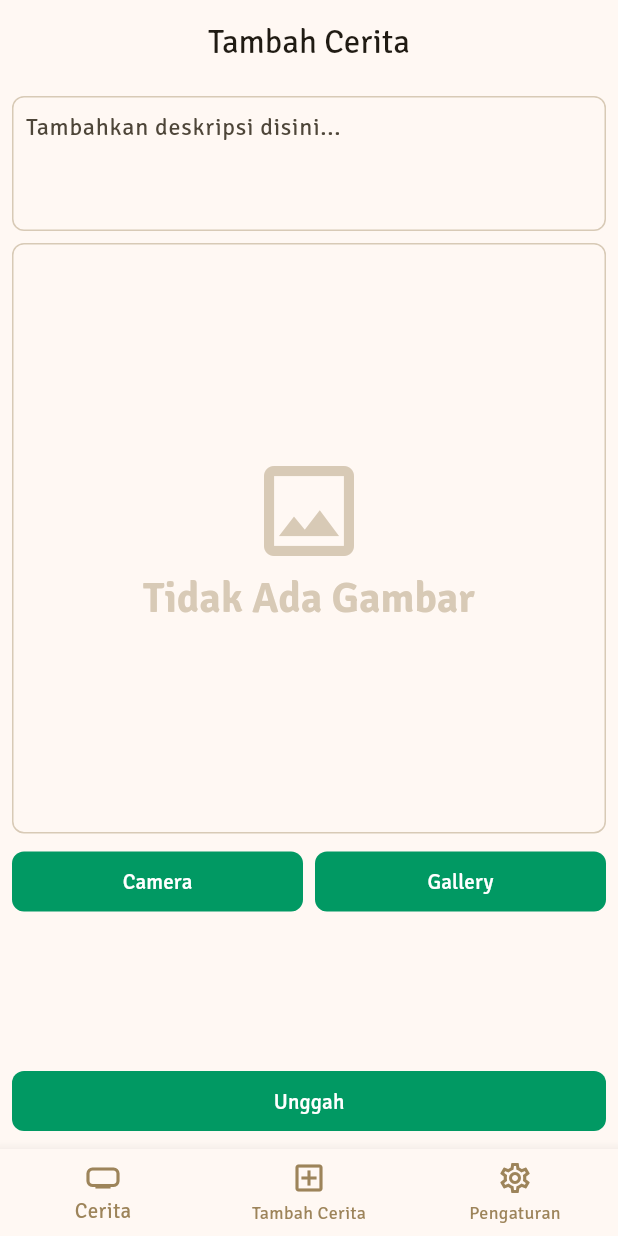
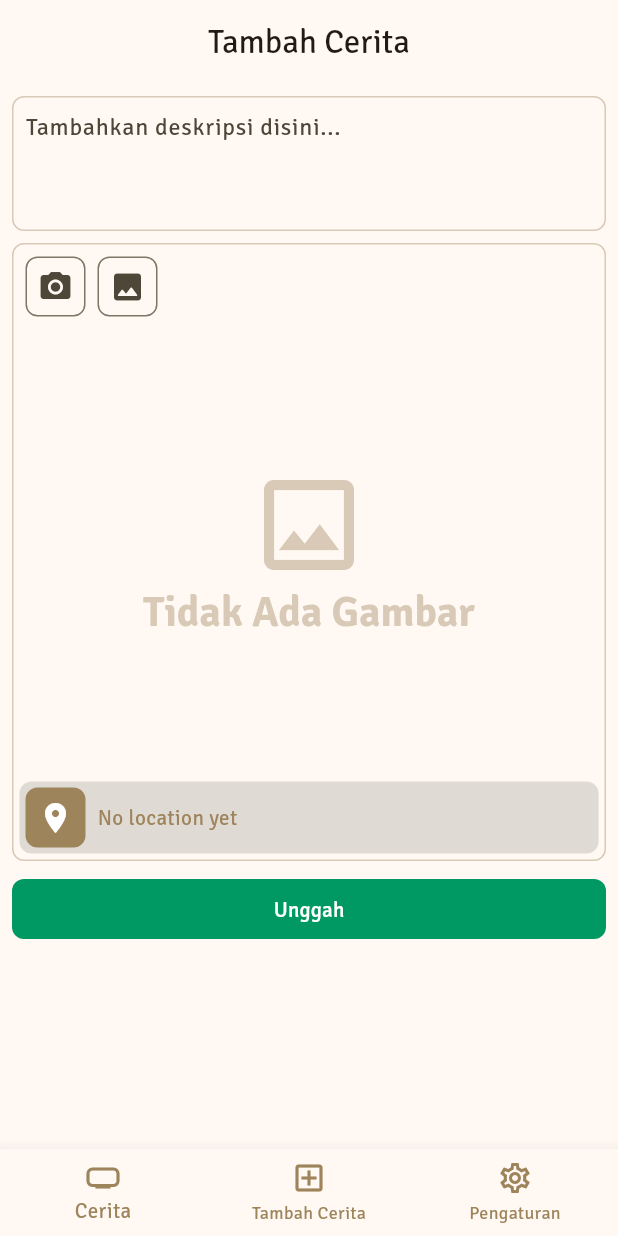
Before and after one commit to DanuRamdhani/storyApp-dicoding, a Flutter app: the AddStoryScreen screen opened by its route, on a phone screen of 412 x 824 dp. Run offline on Flutter 3.47's test engine with Material 3 defaults, Android fonts, the phone set to English and light mode, and no system bars; our stand-ins replace cached_network_image, flutter_cache_manager, flutter_image_compress, geocoding, go_router, google_maps_flutter and 3 more; accounts and stored records are empty.

Commit message:
add picklocation in addStory and show in detailStory

```diff
--- a/lib/main.dart
+++ b/lib/main.dart
@@ -3,6 +3,7 @@ import 'package:provider/provider.dart';
 import 'package:story_app/l10n/app_localizations.dart';
 import 'package:story_app/providers/auth_provider.dart';
 import 'package:story_app/providers/localization_provider.dart';
+import 'package:story_app/providers/location.dart';
 import 'package:story_app/providers/stories_provider.dart';
 import 'package:story_app/providers/tab_provider.dart';
 import 'package:story_app/services/router.dart';
@@ -16,6 +17,7 @@ Future<void> main() async {
         ChangeNotifierProvider(create: (_) => StoriesProvider()),
         ChangeNotifierProvider(create: (_) => TabProvider()),
         ChangeNotifierProvider(create: (_) => LocalizationProvider()),
+        ChangeNotifierProvider(create: (_) => LocationProvider()),
       ],
       child: const MyApp(),
     ),
--- a/lib/services/api_service.dart
+++ b/lib/services/api_service.dart
@@ -96,6 +96,8 @@ class ApiService {
 
     request.fields.addAll({
       'description': desc,
+      'lat' : '$lat',
+      'lon' : '$lon',
     });
 
     request.files.add(
--- a/lib/services/router.dart
+++ b/lib/services/router.dart
@@ -6,6 +6,7 @@ import 'package:story_app/views/add_story.dart';
 import 'package:story_app/views/auth.dart';
 import 'package:story_app/views/detail_story.dart';
 import 'package:story_app/views/error.dart';
+import 'package:story_app/views/google_map.dart';
 import 'package:story_app/views/list_story.dart';
 import 'package:story_app/views/main_wrapper.dart';
 import 'package:story_app/views/settings.dart';
@@ -65,6 +66,16 @@ class AppRouter {
                   key: state.pageKey,
                   child: const AddStoryScreen(),
                 ),
+                routes: [
+                  GoRoute(
+                    name: GoogleMapScreen.routeName,
+                    path: 'map',
+                    pageBuilder: (context, state) => MaterialPage(
+                      key: state.pageKey,
+                      child: const GoogleMapScreen(),
+                    ),
+                  ),
+                ],
               ),
             ],
           ),
--- a/lib/views/add_story.dart
+++ b/lib/views/add_story.dart
@@ -1,8 +1,11 @@
 import 'package:flutter/material.dart';
+import 'package:go_router/go_router.dart';
 import 'package:provider/provider.dart';
 import 'package:story_app/extensions/context_extension.dart';
 import 'package:story_app/providers/auth_provider.dart';
+import 'package:story_app/providers/location.dart';
 import 'package:story_app/providers/stories_provider.dart';
+import 'package:story_app/views/google_map.dart';
 
 class AddStoryScreen extends StatelessWidget {
   const AddStoryScreen({super.key});
@@ -19,8 +22,8 @@ class AddStoryScreen extends StatelessWidget {
       ),
       body: Padding(
         padding: const EdgeInsets.all(8),
-        child: Consumer2<StoriesProvider, AuthProvider>(
-          builder: (context, storiesProv, authProv, child) {
+        child: Consumer3<StoriesProvider, AuthProvider, LocationProvider>(
+          builder: (context, storiesProv, authProv, locProv, child) {
             final userToken = authProv.user?.loginResult?.token;
 
             return Column(
@@ -63,8 +66,11 @@ class AddStoryScreen extends StatelessWidget {
                             )
                           : null,
                     ),
-                    child: storiesProv.pickedImage == null
-                        ? Column(
+                    child: Stack(
+                      children: [
+                        if (storiesProv.pickedImage == null)
+                          Center(
+                            child: Column(
                               mainAxisAlignment: MainAxisAlignment.center,
                               children: [
                                 Icon(
@@ -75,34 +81,95 @@ class AddStoryScreen extends StatelessWidget {
                                 Text(
                                   context.localizations.noImage,
                                   style: context.text.headlineMedium!.copyWith(
-                                  color: context.color.primary.withOpacity(.4),
+                                    color:
+                                        context.color.primary.withOpacity(.4),
                                     fontWeight: FontWeight.bold,
                                   ),
                                 ),
                               ],
+                            ),
                           )
-                        : const SizedBox(),
+                        else
+                          const SizedBox(),
+                        Positioned(
+                          top: 4,
+                          left: 4,
+                          child: Row(
+                            children: [
+                              IconButton.outlined(
+                                style: IconButton.styleFrom(
+                                  shape: RoundedRectangleBorder(
+                                    borderRadius: BorderRadius.circular(8),
                                   ),
                                 ),
-                const SizedBox(height: 8),
-                Row(
-                  children: [
-                    Expanded(
-                      child: ElevatedButton(
-                        onPressed: () => storiesProv.takeImageCamera(context),
-                        child: const Text('Camera'),
+                                onPressed: () =>
+                                    storiesProv.takeImageCamera(context),
+                                icon: const Icon(Icons.camera_alt),
+                              ),
+                              IconButton.outlined(
+                                style: IconButton.styleFrom(
+                                  shape: RoundedRectangleBorder(
+                                    borderRadius: BorderRadius.circular(8),
                                   ),
                                 ),
-                    const SizedBox(width: 8),
-                    Expanded(
-                      child: ElevatedButton(
-                        onPressed: () => storiesProv.takeImageGallery(context),
-                        child: const Text('Gallery'),
+                                onPressed: () =>
+                                    storiesProv.takeImageGallery(context),
+                                icon: const Icon(Icons.image_rounded),
+                              ),
+                            ],
+                          ),
+                        ),
+                        Positioned(
+                          left: 4,
+                          right: 4,
+                          bottom: 4,
+                          child: Container(
+                            decoration: BoxDecoration(
+                              color: Colors.black12,
+                              borderRadius: BorderRadius.circular(8),
+                            ),
+                            child: Row(
+                              children: [
+                                IconButton.filled(
+                                  style: IconButton.styleFrom(
+                                    shape: RoundedRectangleBorder(
+                                      borderRadius: BorderRadius.circular(8),
+                                    ),
+                                  ),
+                                  onPressed: () {
+                                    context.goNamed(GoogleMapScreen.routeName);
+                                  },
+                                  icon: const Icon(Icons.location_on),
+                                ),
+                                const SizedBox(width: 4),
+                                if (storiesProv.lat != null &&
+                                    storiesProv.lon != null)
+                                  Flexible(
+                                    child: Text(
+                                      locProv.address,
+                                      overflow: TextOverflow.ellipsis,
+                                      maxLines: 1,
+                                      style: TextStyle(
+                                        color: context.color.primary,
+                                      ),
+                                    ),
+                                  )
+                                else
+                                  Text(
+                                    'No location yet',
+                                    style: TextStyle(
+                                      color: context.color.primary,
                                     ),
                                   ),
                               ],
                             ),
-                const Spacer(),
+                          ),
+                        )
+                      ],
+                    ),
+                  ),
+                ),
+                const SizedBox(height: 8),
                 ElevatedButton(
                   onPressed: storiesProv.isUploading
                       ? null
--- a/pubspec.yaml
+++ b/pubspec.yaml
@@ -16,10 +16,13 @@ dependencies:
   flutter_image_compress: ^2.1.0
   flutter_localizations:
     sdk: flutter
+  geocoding: ^2.2.0
   go_router: ^13.2.0
+  google_maps_flutter: ^2.5.3
   http: ^1.2.0
   image_picker: ^1.0.7
   intl: ^0.18.1
+  location: ^5.0.3
   provider: ^6.1.1
   shared_preferences: ^2.2.2
 
```
Also changed, not shown: lib/providers/location.dart (added, +117 -0 lines), lib/providers/stories_provider.dart (+29 -0 lines), lib/views/google_map.dart (added, +169 -0 lines), lib/widgets/detail_story_item.dart (+17 -2 lines), lib/widgets/placemark.dart (added, +49 -0 lines), pubspec.lock, 4 other files. Lines whose indentation alone changed are shown as unchanged.
